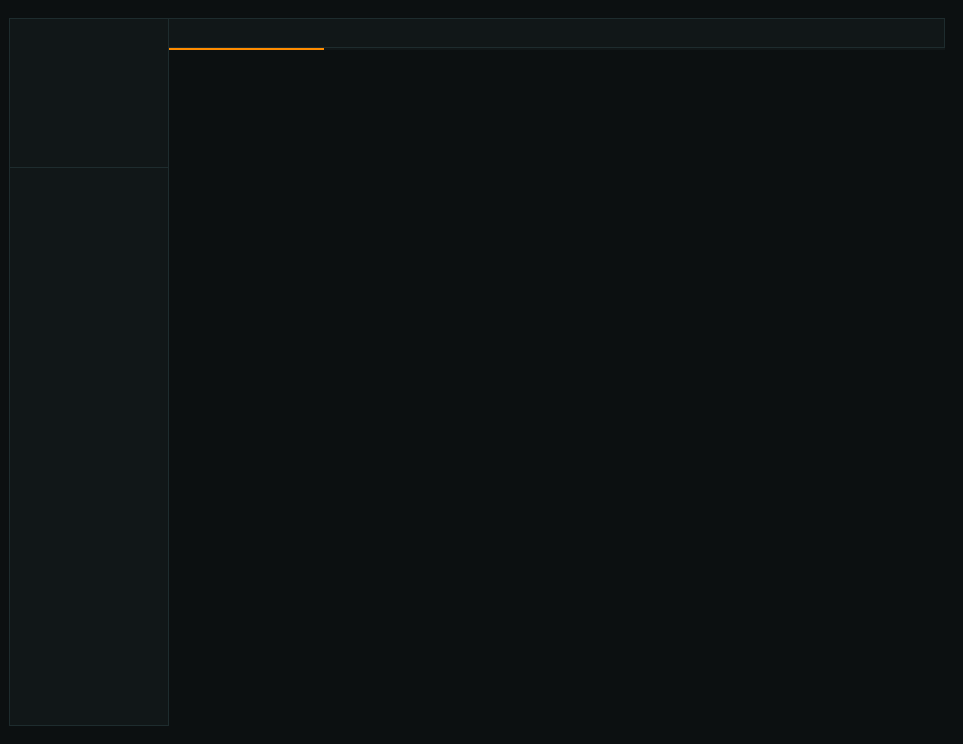
The window that src/mainwindow.ui (Krona-org/CodeForge) describes before a commit, drawn with Qt 5.
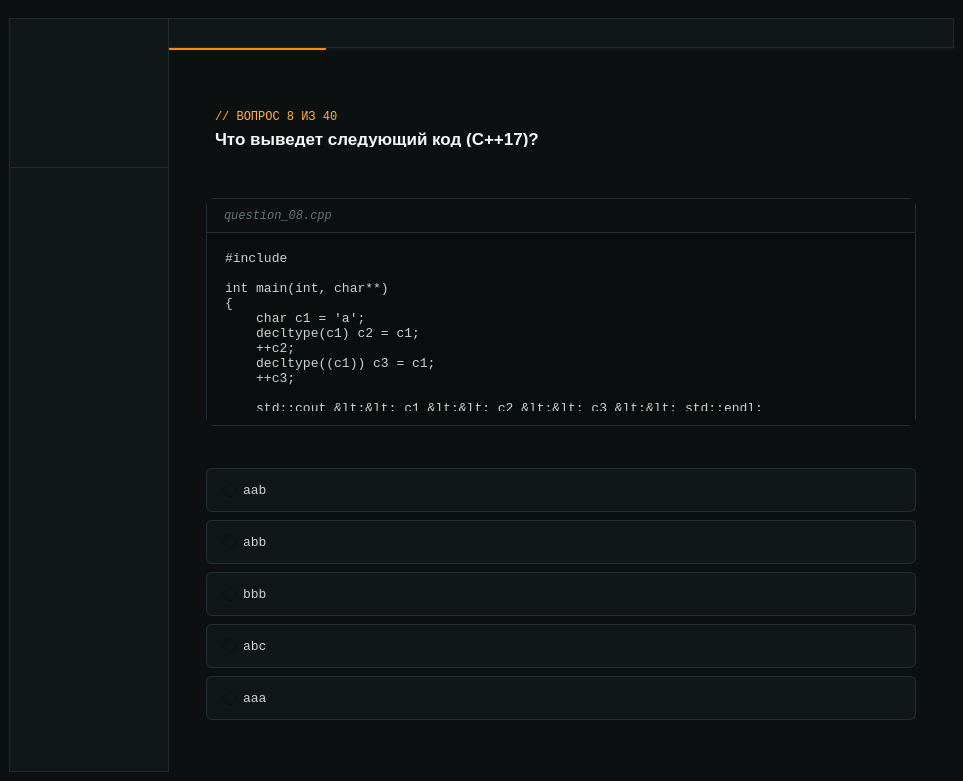
The same window after the commit. Custom widgets are drawn as their Qt base class.

```diff
--- a/src/mainwindow.ui
+++ b/src/mainwindow.ui
@@ -7,7 +7,7 @@
     <x>0</x>
     <y>0</y>
     <width>963</width>
-    <height>744</height>
+    <height>781</height>
    </rect>
   </property>
   <property name="windowTitle">
@@ -33,6 +33,15 @@
     <string notr="true"/>
    </property>
    <layout class="QGridLayout" name="gridLayout">
+    <property name="rightMargin">
+     <number>0</number>
+    </property>
+    <property name="bottomMargin">
+     <number>0</number>
+    </property>
+    <property name="spacing">
+     <number>0</number>
+    </property>
     <item row="1" column="0">
      <widget class="QWidget" name="widget" native="true">
       <layout class="QGridLayout" name="gridLayout_2">
@@ -42,57 +51,566 @@
        <property name="spacing">
         <number>0</number>
        </property>
-       <item row="0" column="2">
-        <widget class="QWidget" name="widget_2" native="true">
-         <property name="minimumSize">
-          <size>
-           <width>200</width>
-           <height>30</height>
-          </size>
+       <item row="2" column="2">
+        <widget class="QWidget" name="mainContentWidget" native="true">
+         <property name="sizePolicy">
+          <sizepolicy hsizetype="Expanding" vsizetype="Expanding">
+           <horstretch>1</horstretch>
+           <verstretch>1</verstretch>
+          </sizepolicy>
          </property>
-         <property name="maximumSize">
-          <size>
-           <width>16777215</width>
-           <height>30</height>
-          </size>
-         </property>
          <property name="styleSheet">
-          <string notr="true">background-color: rgb(17, 23, 24);
-border: 1px solid rgb(30, 44, 46);
-border-left: 0px;
-</string>
+          <string notr="true">QWidget#mainContentWidget {
+    background-color: rgb(12, 16, 17);
+    border: 1px solid rgb(30, 44, 46);
+    border-left: 0px;
+    border-top: 0px;
+}</string>
          </property>
-        </widget>
-       </item>
-       <item row="1" column="2">
-        <widget class="QProgressBar" name="progressBar">
-         <property name="maximumSize">
-          <size>
-           <width>16777215</width>
-           <height>2</height>
-          </size>
-         </property>
-         <property name="styleSheet">
-          <string notr="true">QProgressBar {
+         <layout class="QVBoxLayout" name="mainContentLayout">
+          <property name="spacing">
+           <number>6</number>
+          </property>
+          <property name="leftMargin">
+           <number>0</number>
+          </property>
+          <property name="topMargin">
+           <number>0</number>
+          </property>
+          <property name="rightMargin">
+           <number>0</number>
+          </property>
+          <property name="bottomMargin">
+           <number>0</number>
+          </property>
+          <item>
+           <widget class="QStackedWidget" name="stackedWidget">
+            <property name="currentIndex">
+             <number>0</number>
+            </property>
+            <widget class="QWidget" name="page">
+             <layout class="QGridLayout" name="gridLayout_3">
+              <property name="leftMargin">
+               <number>0</number>
+              </property>
+              <property name="topMargin">
+               <number>6</number>
+              </property>
+              <property name="rightMargin">
+               <number>0</number>
+              </property>
+              <property name="bottomMargin">
+               <number>6</number>
+              </property>
+              <property name="spacing">
+               <number>0</number>
+              </property>
+              <item row="0" column="0">
+               <widget class="QScrollArea" name="scrollArea">
+                <property name="styleSheet">
+                 <string notr="true">QScrollArea {
+    border: 0px;
+}
+QScrollBar:vertical {
+    background: rgb(12, 16, 17);
+    width: 2px;
+    margin: 0px;
+}
+QScrollBar::handle:vertical {
+    background: rgb(255, 140, 0);
+    border-radius: 3px;
+    min-height: 24px;
+}
+QScrollBar::handle:vertical:hover {
+    background: rgb(255, 178, 56);
+}
+QScrollBar::add-line:vertical, QScrollBar::sub-line:vertical {
+    height: 0px;
+}
+QScrollBar::add-page:vertical, QScrollBar::sub-page:vertical {
+    background: none;
+}</string>
+                </property>
+                <property name="widgetResizable">
+                 <bool>true</bool>
+                </property>
+                <widget class="QWidget" name="scrollAreaWidgetContents">
+                 <property name="geometry">
+                  <rect>
+                   <x>0</x>
+                   <y>0</y>
+                   <width>791</width>
+                   <height>689</height>
+                  </rect>
+                 </property>
+                 <layout class="QGridLayout" name="gridLayout_4">
+                  <item row="2" column="0">
+                   <widget class="QWidget" name="optionsWidget" native="true">
+                    <property name="sizePolicy">
+                     <sizepolicy hsizetype="Preferred" vsizetype="Fixed">
+                      <horstretch>0</horstretch>
+                      <verstretch>0</verstretch>
+                     </sizepolicy>
+                    </property>
+                    <property name="maximumSize">
+                     <size>
+                      <width>710</width>
+                      <height>16777215</height>
+                     </size>
+                    </property>
+                    <layout class="QVBoxLayout" name="optionsLayout">
+                     <property name="spacing">
+                      <number>8</number>
+                     </property>
+                     <property name="leftMargin">
+                      <number>0</number>
+                     </property>
+                     <property name="topMargin">
+                      <number>0</number>
+                     </property>
+                     <property name="rightMargin">
+                      <number>0</number>
+                     </property>
+                     <property name="bottomMargin">
+                      <number>0</number>
+                     </property>
+                     <item>
+                      <widget class="QRadioButton" name="optionRadio1">
+                       <property name="minimumSize">
+                        <size>
+                         <width>0</width>
+                         <height>44</height>
+                        </size>
+                       </property>
+                       <property name="maximumSize">
+                        <size>
+                         <width>710</width>
+                         <height>16777215</height>
+                        </size>
+                       </property>
+                       <property name="font">
+                        <font>
+                         <family>Consolas</family>
+                         <pointsize>10</pointsize>
+                        </font>
+                       </property>
+                       <property name="styleSheet">
+                        <string notr="true">QRadioButton {
     background-color: rgb(17, 23, 24);
-    border: none;
+    color: rgb(199, 212, 210);
+    border: 1px solid rgb(33, 48, 50);
+    border-radius: 6px;
+    padding-left: 16px;
 }
-QProgressBar::chunk {
-    background-color: rgb(255, 140, 0);
+QRadioButton:hover {
+    background-color: rgb(22, 30, 32);
+    border-color: rgb(51, 64, 63);
+}
+QRadioButton::indicator {
+    width: 14px;
+    height: 14px;
 }</string>
-         </property>
-         <property name="value">
-          <number>20</number>
-         </property>
-         <property name="textVisible">
-          <bool>false</bool>
-         </property>
-         <property name="orientation">
-          <enum>Qt::Orientation::Horizontal</enum>
-         </property>
-         <property name="format">
-          <string>%p%</string>
-         </property>
+                       </property>
+                       <property name="text">
+                        <string>aab</string>
+                       </property>
+                      </widget>
+                     </item>
+                     <item>
+                      <widget class="QRadioButton" name="optionRadio2">
+                       <property name="minimumSize">
+                        <size>
+                         <width>0</width>
+                         <height>44</height>
+                        </size>
+                       </property>
+                       <property name="maximumSize">
+                        <size>
+                         <width>710</width>
+                         <height>16777215</height>
+                        </size>
+                       </property>
+                       <property name="font">
+                        <font>
+                         <family>Consolas</family>
+                         <pointsize>10</pointsize>
+                        </font>
+                       </property>
+                       <property name="styleSheet">
+                        <string notr="true">QRadioButton {
+    background-color: rgb(17, 23, 24);
+    color: rgb(199, 212, 210);
+    border: 1px solid rgb(33, 48, 50);
+    border-radius: 6px;
+    padding-left: 16px;
+}
+QRadioButton:hover {
+    background-color: rgb(22, 30, 32);
+    border-color: rgb(51, 64, 63);
+}
+QRadioButton::indicator {
+    width: 14px;
+    height: 14px;
+}</string>
+                       </property>
+                       <property name="text">
+                        <string>abb</string>
+                       </property>
+                      </widget>
+                     </item>
+                     <item>
+                      <widget class="QRadioButton" name="optionRadio3">
+                       <property name="minimumSize">
+                        <size>
+                         <width>0</width>
+                         <height>44</height>
+                        </size>
+                       </property>
+                       <property name="maximumSize">
+                        <size>
+                         <width>710</width>
+                         <height>16777215</height>
+                        </size>
+                       </property>
+                       <property name="font">
+                        <font>
+                         <family>Consolas</family>
+                         <pointsize>10</pointsize>
+                        </font>
+                       </property>
+                       <property name="styleSheet">
+                        <string notr="true">QRadioButton {
+    background-color: rgb(17, 23, 24);
+    color: rgb(199, 212, 210);
+    border: 1px solid rgb(33, 48, 50);
+    border-radius: 6px;
+    padding-left: 16px;
+}
+QRadioButton:hover {
+    background-color: rgb(22, 30, 32);
+    border-color: rgb(51, 64, 63);
+}
+QRadioButton::indicator {
+    width: 14px;
+    height: 14px;
+}</string>
+                       </property>
+                       <property name="text">
+                        <string>bbb</string>
+                       </property>
+                      </widget>
+                     </item>
+                     <item>
+                      <widget class="QRadioButton" name="optionRadio4">
+                       <property name="minimumSize">
+                        <size>
+                         <width>0</width>
+                         <height>44</height>
+                        </size>
+                       </property>
+                       <property name="maximumSize">
+                        <size>
+                         <width>710</width>
+                         <height>16777215</height>
+                        </size>
+                       </property>
+                       <property name="font">
+                        <font>
+                         <family>Consolas</family>
+                         <pointsize>10</pointsize>
+                        </font>
+                       </property>
+                       <property name="styleSheet">
+                        <string notr="true">QRadioButton {
+    background-color: rgb(17, 23, 24);
+    color: rgb(199, 212, 210);
+    border: 1px solid rgb(33, 48, 50);
+    border-radius: 6px;
+    padding-left: 16px;
+}
+QRadioButton:hover {
+    background-color: rgb(22, 30, 32);
+    border-color: rgb(51, 64, 63);
+}
+QRadioButton::indicator {
+    width: 14px;
+    height: 14px;
+}</string>
+                       </property>
+                       <property name="text">
+                        <string>abc</string>
+                       </property>
+                      </widget>
+                     </item>
+                     <item>
+                      <widget class="QRadioButton" name="optionRadio5">
+                       <property name="minimumSize">
+                        <size>
+                         <width>0</width>
+                         <height>44</height>
+                        </size>
+                       </property>
+                       <property name="maximumSize">
+                        <size>
+                         <width>710</width>
+                         <height>16777215</height>
+                        </size>
+                       </property>
+                       <property name="font">
+                        <font>
+                         <family>Consolas</family>
+                         <pointsize>10</pointsize>
+                        </font>
+                       </property>
+                       <property name="styleSheet">
+                        <string notr="true">QRadioButton {
+    background-color: rgb(17, 23, 24);
+    color: rgb(199, 212, 210);
+    border: 1px solid rgb(33, 48, 50);
+    border-radius: 6px;
+    padding-left: 16px;
+}
+QRadioButton:hover {
+    background-color: rgb(22, 30, 32);
+    border-color: rgb(51, 64, 63);
+}
+QRadioButton::indicator {
+    width: 14px;
+    height: 14px;
+}</string>
+                       </property>
+                       <property name="text">
+                        <string>aaa</string>
+                       </property>
+                      </widget>
+                     </item>
+                    </layout>
+                   </widget>
+                  </item>
+                  <item row="0" column="0">
+                   <widget class="QWidget" name="widget_4" native="true">
+                    <property name="maximumSize">
+                     <size>
+                      <width>16777215</width>
+                      <height>55</height>
+                     </size>
+                    </property>
+                    <layout class="QVBoxLayout" name="verticalLayout">
+                     <item>
+                      <widget class="QLabel" name="questionEyebrowLabel">
+                       <property name="sizePolicy">
+                        <sizepolicy hsizetype="Preferred" vsizetype="Preferred">
+                         <horstretch>0</horstretch>
+                         <verstretch>0</verstretch>
+                        </sizepolicy>
+                       </property>
+                       <property name="maximumSize">
+                        <size>
+                         <width>710</width>
+                         <height>16777215</height>
+                        </size>
+                       </property>
+                       <property name="font">
+                        <font>
+                         <family>Consolas</family>
+                         <pointsize>9</pointsize>
+                        </font>
+                       </property>
+                       <property name="styleSheet">
+                        <string notr="true">QLabel#questionEyebrowLabel {
+    color: rgb(255, 178, 56);
+    border: none;
+}</string>
+                       </property>
+                       <property name="text">
+                        <string>// ВОПРОС 8 ИЗ 40</string>
+                       </property>
+                      </widget>
+                     </item>
+                     <item>
+                      <widget class="QLabel" name="questionTitleLabel">
+                       <property name="sizePolicy">
+                        <sizepolicy hsizetype="Preferred" vsizetype="Preferred">
+                         <horstretch>0</horstretch>
+                         <verstretch>0</verstretch>
+                        </sizepolicy>
+                       </property>
+                       <property name="maximumSize">
+                        <size>
+                         <width>710</width>
+                         <height>16777215</height>
+                        </size>
+                       </property>
+                       <property name="font">
+                        <font>
+                         <pointsize>13</pointsize>
+                         <bold>true</bold>
+                        </font>
+                       </property>
+                       <property name="styleSheet">
+                        <string notr="true">QLabel#questionTitleLabel {
+    color: rgb(242, 248, 246);
+    border: none;
+}</string>
+                       </property>
+                       <property name="text">
+                        <string>Что выведет следующий код (C++17)?</string>
+                       </property>
+                       <property name="wordWrap">
+                        <bool>true</bool>
+                       </property>
+                      </widget>
+                     </item>
+                    </layout>
+                   </widget>
+                  </item>
+                  <item row="1" column="0">
+                   <widget class="QFrame" name="codePanel">
+                    <property name="sizePolicy">
+                     <sizepolicy hsizetype="Preferred" vsizetype="Fixed">
+                      <horstretch>0</horstretch>
+                      <verstretch>0</verstretch>
+                     </sizepolicy>
+                    </property>
+                    <property name="maximumSize">
+                     <size>
+                      <width>710</width>
+                      <height>16777215</height>
+                     </size>
+                    </property>
+                    <property name="styleSheet">
+                     <string notr="true">QFrame#codePanel {
+    background-color: rgb(10, 13, 14);
+    border: 1px solid rgb(33, 48, 50);
+    border-radius: 8px;
+}</string>
+                    </property>
+                    <layout class="QVBoxLayout" name="codePanelLayout">
+                     <property name="spacing">
+                      <number>0</number>
+                     </property>
+                     <property name="leftMargin">
+                      <number>0</number>
+                     </property>
+                     <property name="topMargin">
+                      <number>0</number>
+                     </property>
+                     <property name="rightMargin">
+                      <number>0</number>
+                     </property>
+                     <property name="bottomMargin">
+                      <number>0</number>
+                     </property>
+                     <item>
+                      <widget class="QLabel" name="codeFileNameLabel">
+                       <property name="sizePolicy">
+                        <sizepolicy hsizetype="Preferred" vsizetype="Fixed">
+                         <horstretch>0</horstretch>
+                         <verstretch>0</verstretch>
+                        </sizepolicy>
+                       </property>
+                       <property name="minimumSize">
+                        <size>
+                         <width>0</width>
+                         <height>34</height>
+                        </size>
+                       </property>
+                       <property name="maximumSize">
+                        <size>
+                         <width>710</width>
+                         <height>16777215</height>
+                        </size>
+                       </property>
+                       <property name="font">
+                        <font>
+                         <family>Consolas</family>
+                         <pointsize>9</pointsize>
+                         <italic>true</italic>
+                        </font>
+                       </property>
+                       <property name="styleSheet">
+                        <string notr="true">QLabel#codeFileNameLabel {
+    color: rgb(94, 117, 118);
+    border: none;
+    border-bottom: 1px solid rgb(33, 48, 50);
+    padding-left: 14px;
+}</string>
+                       </property>
+                       <property name="text">
+                        <string>question_08.cpp</string>
+                       </property>
+                      </widget>
+                     </item>
+                     <item>
+                      <widget class="CodePlainTextEdit" name="codeTextEdit">
+                       <property name="sizePolicy">
+                        <sizepolicy hsizetype="Preferred" vsizetype="Fixed">
+                         <horstretch>0</horstretch>
+                         <verstretch>0</verstretch>
+                        </sizepolicy>
+                       </property>
+                       <property name="maximumSize">
+                        <size>
+                         <width>710</width>
+                         <height>16777215</height>
+                        </size>
+                       </property>
+                       <property name="font">
+                        <font>
+                         <family>Consolas</family>
+                         <pointsize>10</pointsize>
+                        </font>
+                       </property>
+                       <property name="styleSheet">
+                        <string notr="true">QPlainTextEdit#codeTextEdit {
+    background-color: rgb(10, 13, 14);
+    color: rgb(199, 212, 210);
+    border: none;
+    padding: 14px;
+}</string>
+                       </property>
+                       <property name="verticalScrollBarPolicy">
+                        <enum>Qt::ScrollBarPolicy::ScrollBarAlwaysOff</enum>
+                       </property>
+                       <property name="horizontalScrollBarPolicy">
+                        <enum>Qt::ScrollBarPolicy::ScrollBarAlwaysOff</enum>
+                       </property>
+                       <property name="lineWrapMode">
+                        <enum>QPlainTextEdit::LineWrapMode::NoWrap</enum>
+                       </property>
+                       <property name="readOnly">
+                        <bool>true</bool>
+                       </property>
+                       <property name="plainText">
+                        <string>#include &lt;iostream&gt;
+
+int main(int, char**)
+{
+    char c1 = 'a';
+    decltype(c1) c2 = c1;
+    ++c2;
+    decltype((c1)) c3 = c1;
+    ++c3;
+
+    std::cout &lt;&lt; c1 &lt;&lt; c2 &lt;&lt; c3 &lt;&lt; std::endl;
+    return 0;
+}</string>
+                       </property>
+                      </widget>
+                     </item>
+                    </layout>
+                   </widget>
+                  </item>
+                 </layout>
+                </widget>
+               </widget>
+              </item>
+             </layout>
+            </widget>
+            <widget class="QWidget" name="page_2"/>
+           </widget>
+          </item>
+         </layout>
         </widget>
        </item>
        <item row="0" column="0" rowspan="3">
@@ -189,6 +707,59 @@
          </layout>
         </widget>
        </item>
+       <item row="0" column="2">
+        <widget class="QWidget" name="widget_2" native="true">
+         <property name="minimumSize">
+          <size>
+           <width>200</width>
+           <height>30</height>
+          </size>
+         </property>
+         <property name="maximumSize">
+          <size>
+           <width>16777215</width>
+           <height>30</height>
+          </size>
+         </property>
+         <property name="styleSheet">
+          <string notr="true">background-color: rgb(17, 23, 24);
+border: 1px solid rgb(30, 44, 46);
+border-left: 0px;
+</string>
+         </property>
+        </widget>
+       </item>
+       <item row="1" column="2">
+        <widget class="QProgressBar" name="progressBar">
+         <property name="maximumSize">
+          <size>
+           <width>16777215</width>
+           <height>2</height>
+          </size>
+         </property>
+         <property name="styleSheet">
+          <string notr="true">QProgressBar {
+    background-color: rgb(17, 23, 24);
+    border: none;
+}
+QProgressBar::chunk {
+    background-color: rgb(255, 140, 0);
+}</string>
+         </property>
+         <property name="value">
+          <number>20</number>
+         </property>
+         <property name="textVisible">
+          <bool>false</bool>
+         </property>
+         <property name="orientation">
+          <enum>Qt::Orientation::Horizontal</enum>
+         </property>
+         <property name="format">
+          <string>%p%</string>
+         </property>
+        </widget>
+       </item>
       </layout>
      </widget>
     </item>
@@ -205,6 +776,13 @@
    </property>
   </widget>
  </widget>
+ <customwidgets>
+  <customwidget>
+   <class>CodePlainTextEdit</class>
+   <extends>QPlainTextEdit</extends>
+   <header>codeplaintextedit.h</header>
+  </customwidget>
+ </customwidgets>
  <resources>
   <include location="../resources.qrc"/>
  </resources>
```
